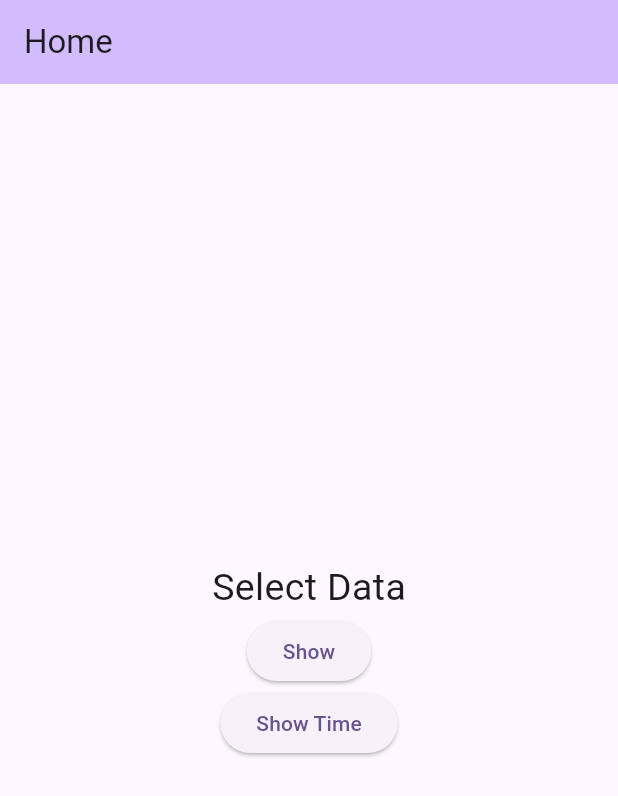
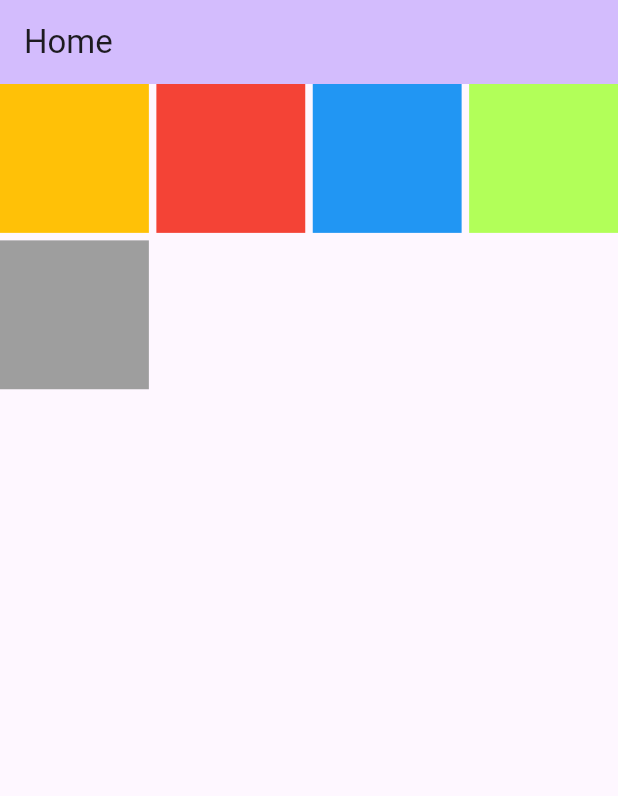
Before and after one commit to shayekh/WsCube-Flutter, a Flutter app: the screen it shows after launch, on a phone screen of 412 x 824 dp. Shown: the top 796 px of the screen. Run offline on Flutter 3.47's test engine with Material 2 defaults, Android fonts, the phone set to English and light mode, and no system bars.

Commit message:
Grid View

```diff
--- a/lib/main.dart
+++ b/lib/main.dart
@@ -1,5 +1,4 @@
 import 'package:flutter/material.dart';
-import 'package:intl/intl.dart';
 
 void main() {
   runApp(const MyApp());
@@ -34,7 +33,6 @@ class MyApp extends StatelessWidget {
         useMaterial3: true,
       ),
       home: const MyHomePage(title: 'Home'),
-
     );
   }
 }
@@ -73,58 +71,128 @@ class _MyHomePageState extends State<MyHomePage> {
 
   @override
   Widget build(BuildContext context) {
-    // This method is rerun every time setState is called, for instance as done
-    // by the _incrementCounter method above.
-    //
-    // The Flutter framework has been optimized to make rerunning build methods
-    // fast, so that you can just rebuild anything that needs updating rather
-    // than having to individually change instances of widgets.
-    var time = DateTime.now();
+    var arrColors = [
+      Colors.amber,
+      Colors.red,
+      Colors.blue,
+      Colors.lightGreenAccent,
+      Colors.grey
+    ];
+
     return Scaffold(
         appBar: AppBar(
           // TRY THIS: Try changing the color here to a specific color (to
           // Colors.amber, perhaps?) and trigger a hot reload to see the AppBar
           // change color while the other colors stay the same.
-          backgroundColor: Theme
-              .of(context)
-              .colorScheme
-              .inversePrimary,
+          backgroundColor: Theme.of(context).colorScheme.inversePrimary,
           // Here we take the value from the MyHomePage object that was created by
           // the App.build method, and use it to set our appbar title.
           title: Text(widget.title),
         ),
-        body: Center(
-          child: Column(
-            mainAxisAlignment: MainAxisAlignment.center,
-            children: [
-              Text('Select Data',
-                style: TextStyle(fontSize: 25),
-              ),
-              ElevatedButton(onPressed: () async {
-                DateTime? datePicked = await showDatePicker(context: context,
-                    initialDate: DateTime(2022),
-                    firstDate: DateTime(2021),
-                    lastDate: DateTime(2024));
+        body:
+            // GridView.count(crossAxisCount: 2,
+            //     crossAxisSpacing: 3,
+            //     mainAxisSpacing: 5,
+            //     children: [
+            //   Padding(
+            //     padding: const EdgeInsets.all(8.0),
+            //     child: Container(color: arrColors[0],),
+            //   ),
+            //   Padding(
+            //     padding: const EdgeInsets.all(8.0),
+            //     child: Container(color: arrColors[1],),
+            //   ),
+            //   Padding(
+            //     padding: const EdgeInsets.all(8.0),
+            //     child: Container(color: arrColors[2],),
+            //   ),
+            //   Padding(
+            //     padding: const EdgeInsets.all(8.0),
+            //     child: Container(color: arrColors[3],),
+            //   ),
+            //   Padding(
+            //     padding: const EdgeInsets.all(8.0),
+            //     child: Container(color: arrColors[4],),
+            //   ),
+            //   Padding(
+            //     padding: const EdgeInsets.all(8.0),
+            //     child: Container(color: arrColors[1],),
+            //   ),
+            //   Padding(
+            //     padding: const EdgeInsets.all(8.0),
+            //     child: Container(color: arrColors[2],),
+            //   ),
+            //   Padding(
+            //     padding: const EdgeInsets.all(8.0),
+            //     child: Container(color: arrColors[3],),
+            //   ),
+            //
+            //
+            //
+            //
+            // ]),
 
-                if (datePicked != null) {
-                  print('Date Selected: ${datePicked.day} - ${datePicked
-                      .month} - ${datePicked.year}');
-                }
-              }, child: Text('Show')),
-              ElevatedButton(onPressed: () async {
-                 TimeOfDay? pickedTime = await showTimePicker(context: context,
-                    initialTime: TimeOfDay.now(),
-                    initialEntryMode: TimePickerEntryMode.input);
+            // GridView.extent(maxCrossAxisExtent: 100,
+            //
+            //     children: [
+            //       Padding(
+            //         padding: const EdgeInsets.all(8.0),
+            //         child: Container(color: arrColors[0],),
+            //       ),
+            //       Padding(
+            //         padding: const EdgeInsets.all(8.0),
+            //         child: Container(color: arrColors[1],),
+            //       ),
+            //       Padding(
+            //         padding: const EdgeInsets.all(8.0),
+            //         child: Container(color: arrColors[2],),
+            //       ),
+            //       Padding(
+            //         padding: const EdgeInsets.all(8.0),
+            //         child: Container(color: arrColors[3],),
+            //       ),
+            //       Padding(
+            //         padding: const EdgeInsets.all(8.0),
+            //         child: Container(color: arrColors[4],),
+            //       ),
+            //       Padding(
+            //         padding: const EdgeInsets.all(8.0),
+            //         child: Container(color: arrColors[1],),
+            //       ),
+            //       Padding(
+            //         padding: const EdgeInsets.all(8.0),
+            //         child: Container(color: arrColors[2],),
+            //       ),
+            //       Padding(
+            //         padding: const EdgeInsets.all(8.0),
+            //         child: Container(color: arrColors[3],),
+            //       ),
+            //
+            //
+            //
+            //
+            //     ]),
 
-                 if(pickedTime!=null)
-                   {
-                     print('Time Selected: ${pickedTime.hour}: ${pickedTime.minute}');
-                   }
-              }, child: Text('Show Time'))
-            ],
+            // GridView.builder(itemBuilder: (context, index) {
+            //   return Container(color: arrColors[index], );
+            // }, itemCount: arrColors.length, gridDelegate:  const SliverGridDelegateWithFixedCrossAxisCount(
+            //   crossAxisCount: 3,
+            //    mainAxisExtent: 100,
+            //   crossAxisSpacing: 5.0,
+            //   mainAxisSpacing: 5.0,
+            // ))
 
-          ),
-        )
-    );
+            GridView.builder(
+                itemBuilder: (context, index) {
+                  return Container(
+                    color: arrColors[index],
+                  );
+                },
+                itemCount: arrColors.length,
+                gridDelegate: const SliverGridDelegateWithMaxCrossAxisExtent(
+                  maxCrossAxisExtent: 100,
+                  crossAxisSpacing: 5.0,
+                  mainAxisSpacing: 5.0,
+                )));
   }
 }
```
